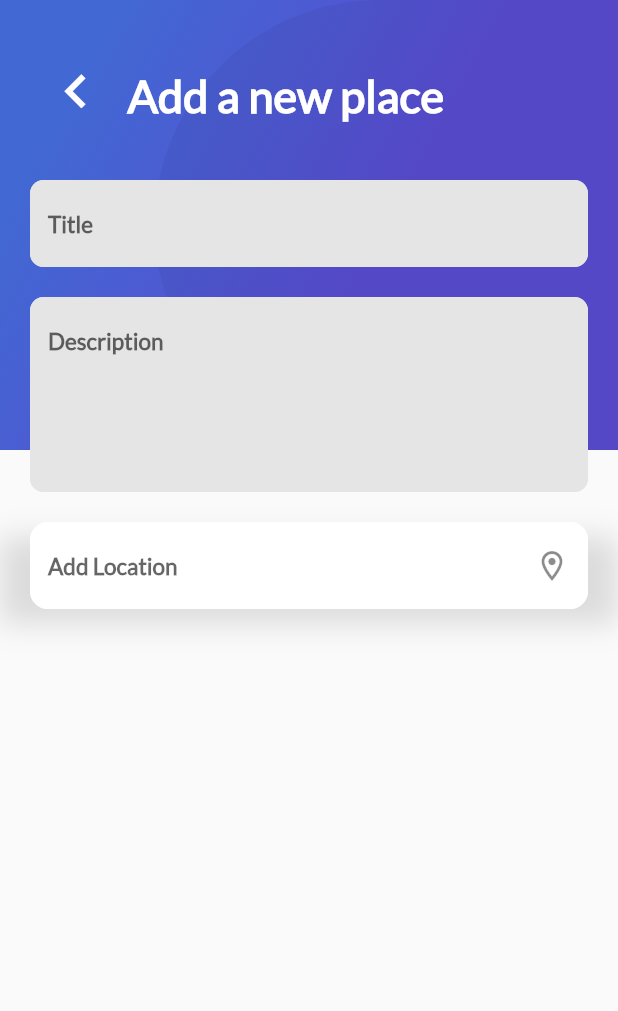
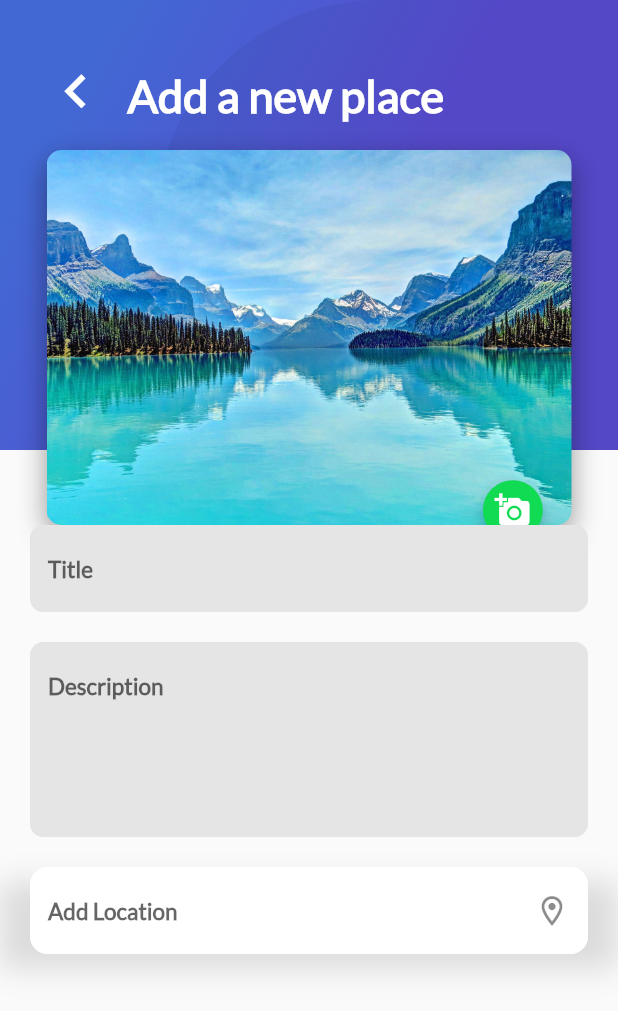
Before and after one commit to My-courses-complete/Flutter-course, a Flutter app: the AddPlaceScreen screen opened directly, on a phone screen of 412 x 824 dp. Shown: the top 1011 px of the screen. Run offline on Flutter 3.47's test engine with Material 2 defaults, Android fonts, the phone set to English and light mode, and no system bars; our stand-ins replace cloud_firestore, firebase_auth, firebase_core, firebase_storage, google_sign_in; missing offline and left inert: generic_bloc_provider; accounts and stored records are empty.

Commit message:
Retocando el CardView

```diff
--- a/lib/Place/ui/screens/add_place_screen.dart
+++ b/lib/Place/ui/screens/add_place_screen.dart
@@ -1,3 +1,4 @@
+import 'package:basic_flutter/Place/ui/widgets/card_image.dart';
 import 'package:basic_flutter/Place/ui/widgets/title_input_location.dart';
 import 'package:basic_flutter/widgets/gradient_back.dart';
 import 'package:basic_flutter/widgets/text_input.dart';
@@ -64,12 +65,27 @@ class _AddPlaceScreenState extends State<AddPlaceScreen> {
           ),
           Container(
             margin: EdgeInsets.only(
-              top: 120,
-              bottom: 20,
+              top: 20,
+            ),
+            padding: EdgeInsets.only(
+              bottom: 20
             ),
             child: ListView(
               children: <Widget>[
-                Container(),
+                Container(
+                  alignment: Alignment.center,
+
+                  child: CardImageWithFabIcon(
+                    pathImage: widget.image?.file.path ?? "assets/img/paisaje1.jpg",
+                    height: 250.0,
+                    width: 350.0,
+                    left: 0,
+                    onPress: () {
+                      Navigator.pushNamed(context, "image_viewer");
+                    },
+                    iconData: Icons.add_a_photo,
+                  )
+                ),
                 Container(
                   margin: EdgeInsets.only(
                     bottom: 20,
--- a/lib/Place/ui/widgets/card_image.dart
+++ b/lib/Place/ui/widgets/card_image.dart
@@ -1,20 +1,33 @@
 import 'package:basic_flutter/widgets/floating_action_button_green.dart';
 import 'package:flutter/material.dart';
 
-class CardImage extends StatelessWidget {
+class CardImageWithFabIcon extends StatelessWidget {
   final String pathImage;
+  final double height;
+  final double width;
+  double left;
+  final VoidCallback onPress;
+  final IconData iconData;
 
-  const CardImage(this.pathImage, {Key? key}) : super(key: key);
+  CardImageWithFabIcon({
+    Key? key,
+    required this.pathImage,
+    required this.height,
+    required this.width,
+    this.left = 20,
+    required this.onPress,
+    required this.iconData,
+  }) : super(key: key);
 
 
   @override
   Widget build(BuildContext context) {
     final card = Container(
-      height: 350.0,
-      width: 250.0,
+      height: height,
+      width: width,
       margin: EdgeInsets.only(
         top: 80.0,
-        left: 20.0,
+        left: left,
       ),
       decoration: BoxDecoration(
         image: DecorationImage(
@@ -37,7 +50,7 @@ class CardImage extends StatelessWidget {
       alignment: Alignment(0.9, 1.1),
       children: <Widget>[
         card,
-        FloatingActionButtonGreen()
+        FloatingActionButtonGreen(icon: iconData, onPressed: onPress),
       ],
     );
   }
--- a/lib/User/ui/widgets/profile_place_info.dart
+++ b/lib/User/ui/widgets/profile_place_info.dart
@@ -93,7 +93,7 @@ class ProfilePlaceInfo extends StatelessWidget {
       alignment: Alignment(0.8, 1.25),
       children: <Widget>[
         card,
-        FloatingActionButtonGreen(),
+        FloatingActionButtonGreen(icon: Icons.favorite_border, onPressed: () {}),
       ],
     );
   }
--- a/lib/widgets/floating_action_button_green.dart
+++ b/lib/widgets/floating_action_button_green.dart
@@ -1,7 +1,14 @@
 import 'package:flutter/material.dart';
 
 class FloatingActionButtonGreen extends StatefulWidget {
-  const FloatingActionButtonGreen({Key? key}) : super(key: key);
+  final IconData icon;
+  final VoidCallback onPressed;
+
+  const FloatingActionButtonGreen({
+    Key? key,
+    required this.icon,
+    required this.onPressed,
+  }) : super(key: key);
 
   @override
   State<FloatingActionButtonGreen> createState() => _FloatingActionButtonGreenState();
@@ -10,21 +17,15 @@ class FloatingActionButtonGreen extends StatefulWidget {
 class _FloatingActionButtonGreenState extends State<FloatingActionButtonGreen> {
   bool _pressed = false;
 
-  void onPressFav() {
-    setState(() {
-      _pressed = !_pressed;
-    });
-  }
-
   @override
   Widget build(BuildContext context) {
     return FloatingActionButton(
       backgroundColor: Color(0xFF11DA53),
       mini: true,
       tooltip: "Fav",
-      onPressed: onPressFav,
+      onPressed: widget.onPressed,
       child: Icon(
-        !_pressed ? Icons.favorite_border : Icons.favorite,
+        widget.icon,
       ),
       heroTag: null,
     );
```
Also changed, not shown: lib/Place/ui/widgets/card_image_list.dart (+21 -3 lines).
